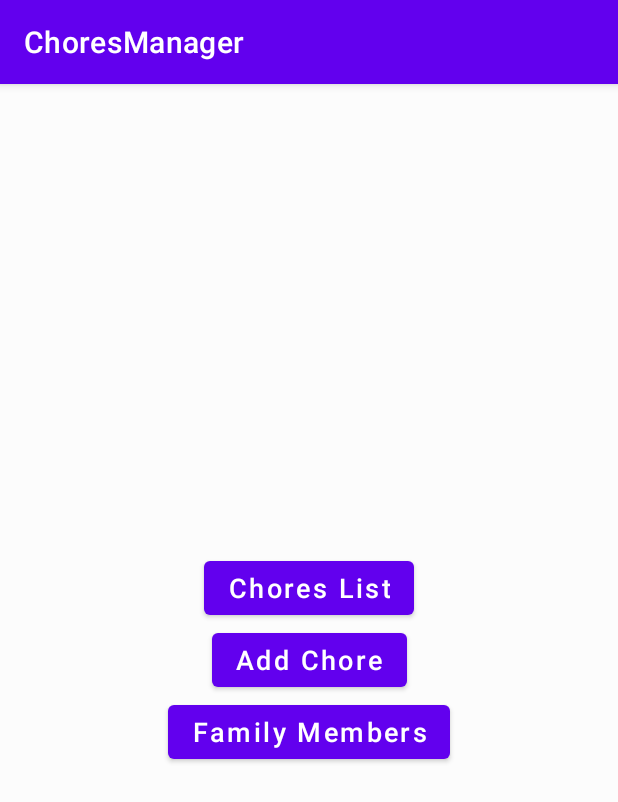
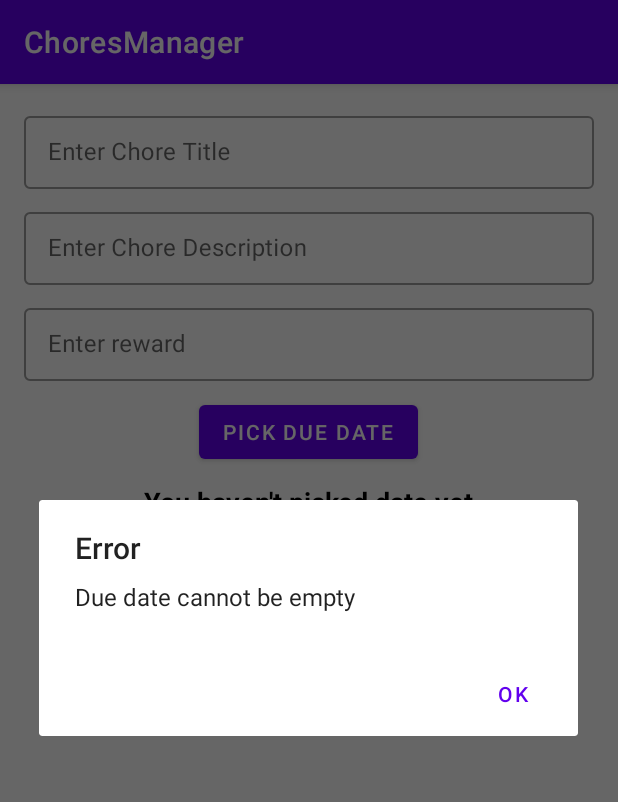
Before and after one commit to DanielAlfasi/Andriod-Kotlin, an Android app: the AddChoreFragment screen opened through its navigation route, after a tap on "FINISH", on a phone screen of 412 x 824 dp. Shown: the top 802 px of the screen. Run offline under Robolectric (Android 15) with nearby library versions, the phone set to English and light mode, and no system bars.

Commit message:
Fixed the bug in the floating button navigation in the chores fragment

```diff
--- a/HW2/ArchtectureProject/app/src/main/java/com/example/archtectureproject/ui/addchore/AddChoreFragment.kt
+++ b/HW2/ArchtectureProject/app/src/main/java/com/example/archtectureproject/ui/addchore/AddChoreFragment.kt
@@ -1,6 +1,7 @@
 package com.example.archtectureproject.ui.addchore
 
 
+import android.app.AlertDialog
 import android.app.DatePickerDialog
 import android.os.Bundle
 import android.view.LayoutInflater
@@ -24,12 +25,12 @@ import com.example.archtectureproject.data.model.User
 
 class AddChoreFragment : Fragment() {
 
-    private val viewModel : ChoreViewModel by activityViewModels()
+    private val viewModel: ChoreViewModel by activityViewModels()
 
-    private var _binding : AddChoreLayoutBinding?  = null
+    private var _binding: AddChoreLayoutBinding? = null
     private val binding get() = _binding!!
-    private var date: Long = 0
-    private val userViewModel : UserViewModel by activityViewModels()
+    private var date: Long = 0L
+    private val userViewModel: UserViewModel by activityViewModels()
     private lateinit var userSpinner: Spinner
 
 
@@ -38,12 +39,13 @@ class AddChoreFragment : Fragment() {
         container: ViewGroup?,
         savedInstanceState: Bundle?
     ): View? {
-        _binding = AddChoreLayoutBinding.inflate(inflater,container,false)
+        _binding = AddChoreLayoutBinding.inflate(inflater, container, false)
 
         binding.pickDateBtn.setOnClickListener {
             val calendar = Calendar.getInstance()
 
-            val datePickerDialog = DatePickerDialog(requireContext(),
+            val datePickerDialog = DatePickerDialog(
+                requireContext(),
                 { _, year, monthOfYear, dayOfMonth ->
                     // Create a Calendar object with the picked date
                     val pickedDate = Calendar.getInstance().apply {
@@ -63,7 +65,8 @@ class AddChoreFragment : Fragment() {
                 },
                 calendar.get(Calendar.YEAR),
                 calendar.get(Calendar.MONTH),
-                calendar.get(Calendar.DAY_OF_MONTH))
+                calendar.get(Calendar.DAY_OF_MONTH)
+            )
 
             // set the minimum date to current date
             datePickerDialog.datePicker.minDate = calendar.timeInMillis
@@ -97,36 +100,59 @@ class AddChoreFragment : Fragment() {
 
 
         binding.finishBtn.setOnClickListener {
-            val chore = Chore(binding.choreTitle.text.toString(), binding.choreDescription.text.toString(), binding.choreReward.text.toString().toInt(), date)
+            finishBtnClicked()
+        }
+
+        return binding.root
+    }
+
+    override fun onDestroyView() {
+        super.onDestroyView()
+        _binding = null
+    }
+
+    private fun finishBtnClicked() {
+
+        if (date == 0L) {
+            val builder = AlertDialog.Builder(requireContext())
+
+            builder.setTitle(getString(R.string.date_not_picked_title).toString())
+            builder.setMessage(getString(R.string.date_not_picked_desc).toString())
+            builder.setPositiveButton(getString(R.string.date_not_picked_ok).toString()) { dialog, _ ->
+                dialog.dismiss()
+            }
+
+            val alertDialog = builder.create()
+            alertDialog.show()
+
+        }
+        else if (binding.choreTitle.text.isNullOrBlank() and binding.choreReward.text.isNullOrBlank()) {
+            binding.choreTitle.error = getString(R.string.field_not_null_error).toString()
+            binding.choreReward.error = getString(R.string.field_not_null_error).toString()
+        }
+        else if (binding.choreTitle.text.isNullOrBlank()) {
+            binding.choreTitle.error = getString(R.string.field_not_null_error).toString()
+        }
+        else if (binding.choreReward.text.isNullOrBlank()) {
+            binding.choreReward.error = getString(R.string.field_not_null_error).toString()
+        }
+        else {
+            val chore = Chore(
+                binding.choreTitle.text.toString(),
+                binding.choreDescription.text.toString(),
+                binding.choreReward.text.toString().toInt(),
+                date
+            )
 
             viewModel.addChore(chore)
 
             findNavController().navigate(R.id.action_addItemFragment_to_HomeFragment)
         }
 
-        return binding.root
     }
 
-
-    override fun onDestroyView() {
-        super.onDestroyView()
-        _binding = null
-    }
 
     fun dateBtnClicked() {
         binding.pickDateBtn
     }
-
-//    private fun handleUserPick(userList: List<User>?) {
-//        userSpinner.onItemSelectedListener = object : AdapterView.OnItemSelectedListener {
-//            override fun onItemSelected(parent: AdapterView<*>?, view: View?, position: Int, id: Long) {
-//                val selectedUser = userList!![position]
-//                return selectedUser.id
-//            }
-//
-//            override fun onNothingSelected(parent: AdapterView<*>?) {
-//                // Do nothing
-//            }
-//        }
-//    }
 }
--- a/HW2/ArchtectureProject/app/src/main/res/navigation/my_nav.xml
+++ b/HW2/ArchtectureProject/app/src/main/res/navigation/my_nav.xml
@@ -24,6 +24,13 @@
             app:exitAnim="@anim/to_left"
             app:popEnterAnim="@anim/from_left"
             app:popExitAnim="@anim/to_right"/>
+        <action
+            android:id="@+id/action_allItemsFragment_to_addItemFragment"
+            app:destination="@id/addItemFragment"
+            app:enterAnim="@anim/from_right"
+            app:exitAnim="@anim/to_left"
+            app:popEnterAnim="@anim/from_left"
+            app:popExitAnim="@anim/to_right" />
     </fragment>
     <fragment
         android:id="@+id/addItemFragment"
--- a/HW2/ArchtectureProject/app/src/main/res/values/strings.xml
+++ b/HW2/ArchtectureProject/app/src/main/res/values/strings.xml
@@ -16,4 +16,8 @@
 <!--    add chore fragment-->
     <string name="pick_date_title">Pick due date</string>
     <string name="no_date_picked">You haven\'t picked date yet</string>
+    <string name="date_not_picked_title">Error</string>
+    <string name="date_not_picked_desc">Due date cannot be empty</string>
+    <string name="date_not_picked_ok">OK</string>
+    <string name="field_not_null_error">This field cannot be empty</string>
 </resources>
```
Also changed, not shown: HW2/ArchtectureProject/app/src/main/java/com/example/archtectureproject/ui/allchores/AllChoresFragment.kt (+4 -4 lines).
